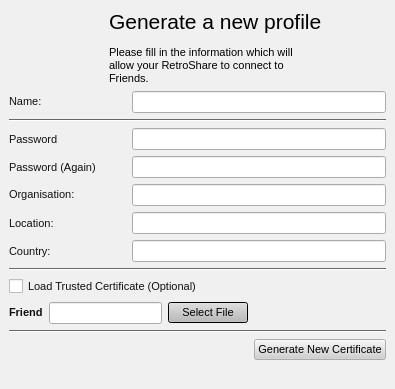
Old version of the form retroshare-gui/src/gui/GenCertDialog.ui in the repository RetroShare/RetroShare.
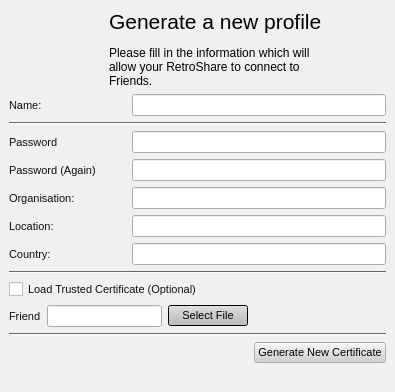
New version of the form. Icons and pictures are not drawn.

Commit message: fixed font formating

```diff
--- a/retroshare-gui/src/gui/GenCertDialog.ui
+++ b/retroshare-gui/src/gui/GenCertDialog.ui
@@ -6,7 +6,7 @@
     <x>0</x>
     <y>0</y>
     <width>395</width>
-    <height>389</height>
+    <height>392</height>
    </rect>
   </property>
   <property name="palette" >
@@ -990,11 +990,12 @@
       </palette>
      </property>
      <property name="text" >
-      <string>&lt;html>&lt;head>&lt;meta name="qrichtext" content="1" />&lt;style type="text/css">
+      <string>&lt;!DOCTYPE HTML PUBLIC "-//W3C//DTD HTML 4.0//EN" "http://www.w3.org/TR/REC-html40/strict.dtd">
+&lt;html>&lt;head>&lt;meta name="qrichtext" content="1" />&lt;style type="text/css">
 p, li { white-space: pre-wrap; }
-&lt;/style>&lt;/head>&lt;body style=" font-family:'Arial'; font-size:8pt; font-weight:400; font-style:normal; text-decoration:none;">
-&lt;p style=" margin-top:0px; margin-bottom:0px; margin-left:0px; margin-right:0px; -qt-block-indent:0; text-indent:0px;">&lt;span style=" font-size:16pt;">Generate a new profile&lt;/span>&lt;br />&lt;br />Please fill in the information which will&lt;br />allow your RetroShare to connect to&lt;/p>
-&lt;p style=" margin-top:0px; margin-bottom:0px; margin-left:0px; margin-right:0px; -qt-block-indent:0; text-indent:0px;">Friends.&lt;/p>&lt;/body>&lt;/html></string>
+&lt;/style>&lt;/head>&lt;body style=" font-family:'Arial'; font-size:8pt; font-weight:400; font-style:normal;">
+&lt;p style=" margin-top:0px; margin-bottom:0px; margin-left:0px; margin-right:0px; -qt-block-indent:0; text-indent:0px;">&lt;span style=" font-size:16pt;">Generate a new profile&lt;/span>&lt;br />&lt;br />&lt;span style=" font-size:9pt;">Please fill in the information which will&lt;br />allow your RetroShare to connect to&lt;/span>&lt;/p>
+&lt;p style=" margin-top:0px; margin-bottom:0px; margin-left:0px; margin-right:0px; -qt-block-indent:0; text-indent:0px; font-size:9pt;">Friends.&lt;/p>&lt;/body>&lt;/html></string>
      </property>
      <property name="alignment" >
       <set>Qt::AlignLeading|Qt::AlignLeft|Qt::AlignVCenter</set>
@@ -1018,10 +1019,7 @@
      <item row="4" column="0" >
       <widget class="QLabel" name="label_6" >
        <property name="text" >
-        <string>&lt;html>&lt;head>&lt;meta name="qrichtext" content="1" />&lt;style type="text/css">
-p, li { white-space: pre-wrap; }
-&lt;/style>&lt;/head>&lt;body style=" font-family:'Arial'; font-size:8pt; font-weight:400; font-style:normal; text-decoration:none;">
-&lt;p style=" margin-top:0px; margin-bottom:0px; margin-left:0px; margin-right:0px; -qt-block-indent:0; text-indent:0px;">Organisation:&lt;/p>&lt;/body>&lt;/html></string>
+        <string>Organisation:</string>
        </property>
       </widget>
      </item>
@@ -1118,10 +1116,7 @@
        <item row="0" column="0" >
         <widget class="QLabel" name="label_10" >
          <property name="text" >
-          <string>&lt;html>&lt;head>&lt;meta name="qrichtext" content="1" />&lt;style type="text/css">
-p, li { white-space: pre-wrap; }
-&lt;/style>&lt;/head>&lt;body style=" font-family:'Arial'; font-size:8pt; font-weight:400; font-style:normal; text-decoration:none;">
-&lt;p style=" margin-top:0px; margin-bottom:0px; margin-left:0px; margin-right:0px; -qt-block-indent:0; text-indent:0px;">&lt;span style=" font-weight:600;">Friend&lt;/span>&lt;/p>&lt;/body>&lt;/html></string>
+          <string>Friend</string>
          </property>
         </widget>
        </item>
@@ -1151,10 +1146,7 @@
      <item row="0" column="0" >
       <widget class="QLabel" name="label_5" >
        <property name="text" >
-        <string>&lt;html>&lt;head>&lt;meta name="qrichtext" content="1" />&lt;style type="text/css">
-p, li { white-space: pre-wrap; }
-&lt;/style>&lt;/head>&lt;body style=" font-family:'Arial'; font-size:8pt; font-weight:400; font-style:normal; text-decoration:none;">
-&lt;p style=" margin-top:0px; margin-bottom:0px; margin-left:0px; margin-right:0px; -qt-block-indent:0; text-indent:0px;">Name:&lt;/p>&lt;/body>&lt;/html></string>
+        <string>Name:</string>
        </property>
       </widget>
      </item>
```
Left out of the diff: 7 changed lines with no effect on the pictures.
